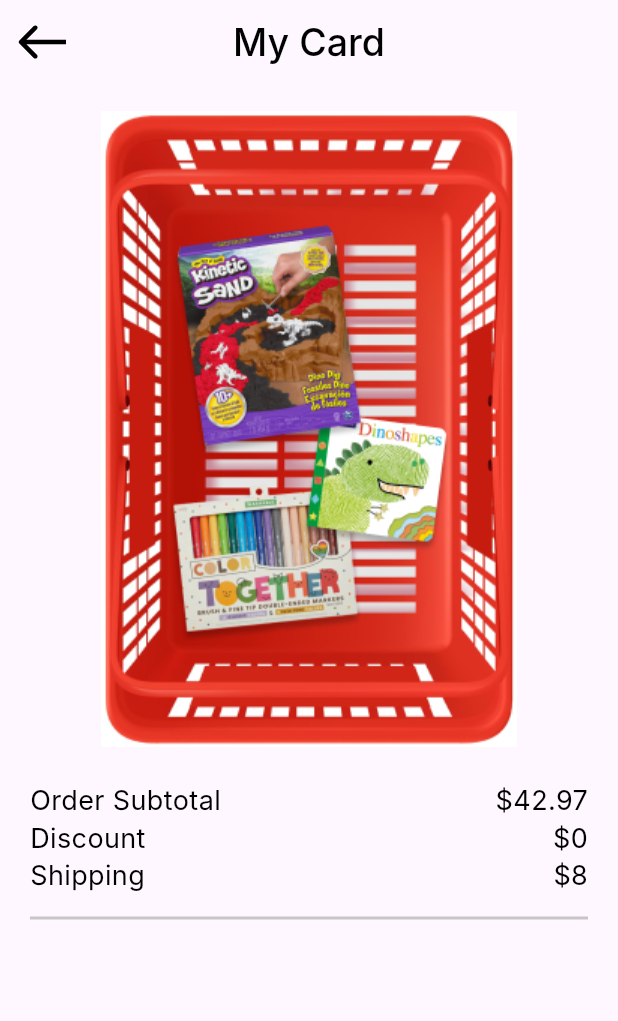
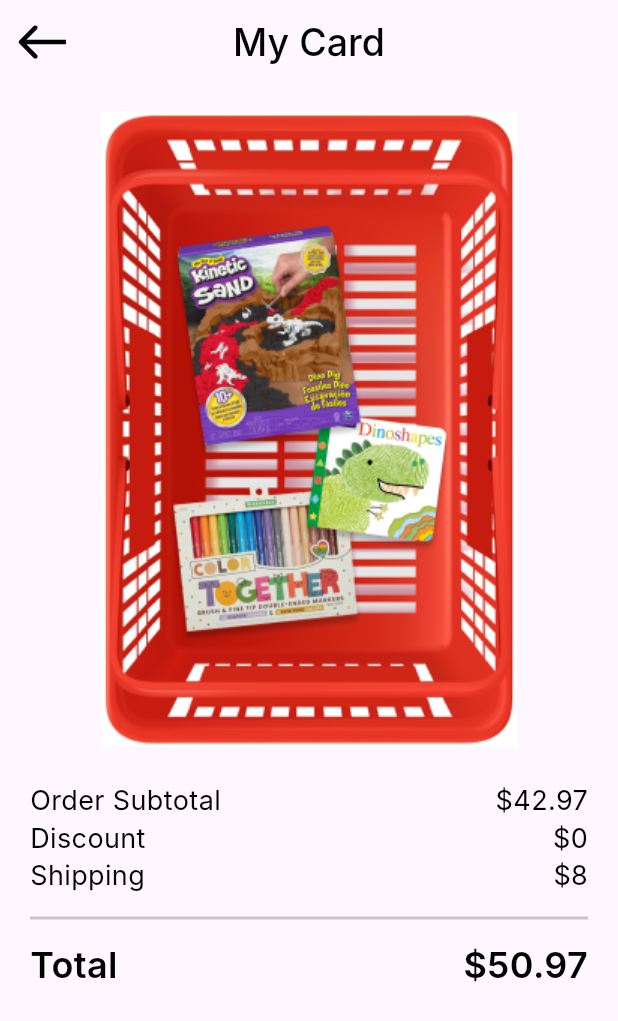
Before and after one commit to ali4hassan9ali2022/payment, a Flutter app: the screen it shows after launch, on a phone screen of 412 x 824 dp. Shown: the top 1021 px of the screen. Run offline on Flutter 3.47's test engine with Material 3 defaults, Android fonts, the phone set to English and light mode, and no system bars; our stand-ins replace flutter_svg; Roboto replaces fonts that are missing (Inter).

Commit message:
add total price to my card view

```diff
--- a/lib/Featured/checkout/Presentation/Views/Widgets/my_card_view_body.dart
+++ b/lib/Featured/checkout/Presentation/Views/Widgets/my_card_view_body.dart
@@ -2,6 +2,7 @@ import 'package:flutter/material.dart';
 import 'package:payment_app/Core/Utils/assets.dart';
 import 'package:payment_app/Core/Widgets/custom_divider.dart';
 import 'package:payment_app/Featured/checkout/Presentation/Views/Widgets/order_info_item.dart';
+import 'package:payment_app/Featured/checkout/Presentation/Views/Widgets/total_price.dart';
 
 class MyCardViewBody extends StatelessWidget {
   const MyCardViewBody({super.key});
@@ -21,6 +22,7 @@ class MyCardViewBody extends StatelessWidget {
           SizedBox(height: 3),
           OrderInfoItem(title: "Shipping", value: r"$8"),
           CustomDivider(color: Color(0xffc6c6c6), thickness: 2, height: 34),
+          TotalPrice(title: "Total", value: r"$50.97"),
         ],
       ),
     );
--- /dev/null
+++ b/lib/Featured/checkout/Presentation/Views/Widgets/total_price.dart
@@ -0,0 +1,17 @@
+import 'package:flutter/material.dart';
+import 'package:payment_app/Core/Utils/app_style.dart';
+
+class TotalPrice extends StatelessWidget {
+  const TotalPrice({super.key, required this.title, required this.value});
+  final String title, value;
+  @override
+  Widget build(BuildContext context) {
+    return Row(
+      children: [
+        Text(title, style: AppStyle.style24),
+        Spacer(),
+        Text(value, style: AppStyle.style24),
+      ],
+    );
+  }
+}
```
